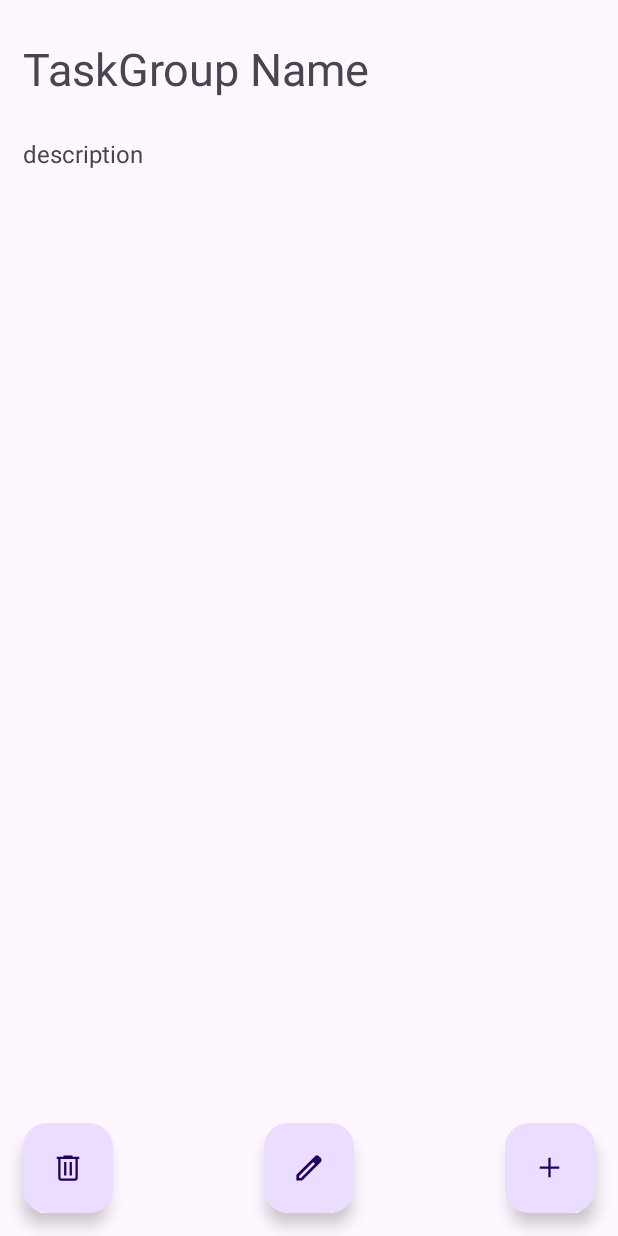
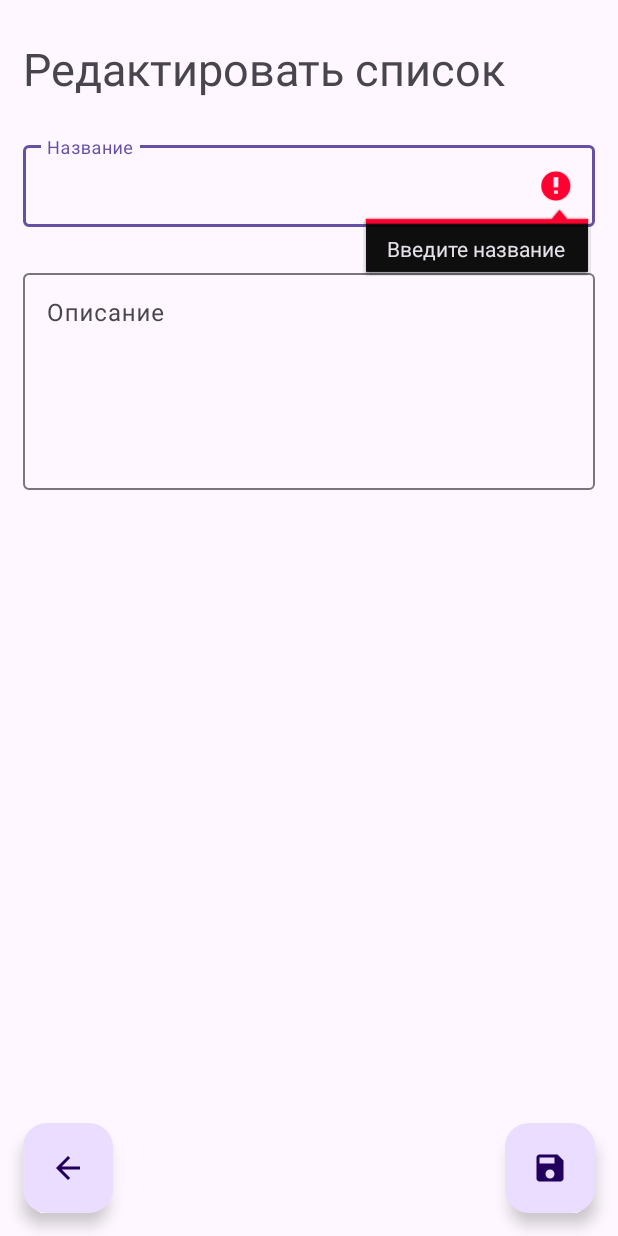
Before and after one commit to lonelywh1te/kotlin-tasklist, an Android app: the TaskGroupActivity screen opened directly, with no data from a screen before it, after a tap on an icon or button, on a phone screen of 412 x 824 dp. Run offline under Robolectric (Android 15) with nearby library versions, the phone set to English and light mode, and no system bars; our stand-ins replace Room's generated code; 4 statements that could not run were skipped; 2 other taps on this screen came first.

Commit message:
fix: Empty titles in tasks

```diff
--- a/app/src/main/java/ru/lonelywh1te/kotlin_tasklist/presentation/view/ItemListFragment.kt
+++ b/app/src/main/java/ru/lonelywh1te/kotlin_tasklist/presentation/view/ItemListFragment.kt
@@ -55,7 +55,7 @@
         mediatorLiveData.observe(viewLifecycleOwner) { (taskList, taskListGroup) ->
             adapter.updateTaskList(taskList, taskListGroup)
 
-            binding.tvIsEmptyList.visibility = if (viewModel.getTaskList().isEmpty()) {
+            binding.tvIsEmptyList.visibility = if (viewModel.getTaskList().isEmpty() && viewModel.getTaskGroupList().isEmpty()) {
                 View.VISIBLE
             } else {
                 View.GONE
--- a/app/src/main/java/ru/lonelywh1te/kotlin_tasklist/presentation/view/taskGroupView/TaskGroupActivity.kt
+++ b/app/src/main/java/ru/lonelywh1te/kotlin_tasklist/presentation/view/taskGroupView/TaskGroupActivity.kt
@@ -40,6 +40,12 @@
 
         viewModel.taskList.observe(this) {
             adapter.updateTaskList(viewModel.getTaskList())
+
+            binding.tvIsEmptyList.visibility = if (viewModel.getTaskList().isEmpty()) {
+                View.VISIBLE
+            } else {
+                View.GONE
+            }
         }
 
         setContentView(binding.root)
@@ -68,9 +74,14 @@
             val newTaskGroupName = binding.inputTaskGroupName.text.toString()
             val newTaskGroupDescription = binding.inputTaskGroupDescription.text.toString()
 
-            updateTaskGroup(newTaskGroupName, newTaskGroupDescription)
-            setTaskGroupData()
-            changeActivityMode()
+            if (newTaskGroupName.isBlank()) {
+                binding.inputTaskGroupName.error = "Введите название"
+            }
+            else {
+                updateTaskGroup(newTaskGroupName, newTaskGroupDescription)
+                setTaskGroupData()
+                changeActivityMode()
+            }
         }
     }
 
@@ -88,6 +99,12 @@
     private fun setTaskGroupData() {
         binding.tvTaskGroupName.text = taskGroup.name
         binding.tvTaskGroupDescription.text = taskGroup.description
+
+        binding.tvTaskGroupDescription.visibility = if (binding.tvTaskGroupDescription.text.isEmpty()) {
+            View.GONE
+        } else {
+            View.VISIBLE
+        }
     }
 
     private fun updateTaskGroup(name: String, description: String) {
--- a/app/src/main/res/layout/activity_task_group.xml
+++ b/app/src/main/res/layout/activity_task_group.xml
@@ -13,6 +13,7 @@
         android:visibility="visible">
 
         <LinearLayout
+            android:id="@+id/linearLayout3"
             android:layout_width="match_parent"
             android:layout_height="match_parent"
             android:orientation="vertical">
@@ -21,11 +22,11 @@
                 android:id="@+id/tvTaskGroupName"
                 android:layout_width="match_parent"
                 android:layout_height="wrap_content"
-                android:text="TaskGroup Name"
                 android:layout_marginStart="15dp"
                 android:layout_marginTop="25dp"
+                android:layout_marginEnd="15dp"
                 android:layout_marginBottom="25dp"
-                android:layout_marginEnd="15dp"
+                android:text="TaskGroup Name"
                 android:textSize="30sp" />
 
             <TextView
@@ -33,8 +34,8 @@
                 android:layout_width="match_parent"
                 android:layout_height="wrap_content"
                 android:layout_marginStart="15dp"
+                android:layout_marginEnd="15dp"
                 android:layout_marginBottom="25dp"
-                android:layout_marginEnd="15dp"
                 android:text="description"
                 android:textSize="16sp" />
 
@@ -42,7 +43,7 @@
                 android:id="@+id/rvTaskGroupTasks"
                 android:layout_width="match_parent"
                 android:layout_height="match_parent"
-                tools:listitem="@layout/task_item"/>
+                tools:listitem="@layout/task_item" />
         </LinearLayout>
 
         <com.google.android.material.floatingactionbutton.FloatingActionButton
@@ -75,6 +76,17 @@
             app:fabCustomSize="60dp"
             app:layout_constraintBottom_toBottomOf="parent"
             app:layout_constraintStart_toStartOf="parent" />
+
+        <TextView
+            android:id="@+id/tvIsEmptyList"
+            android:layout_width="wrap_content"
+            android:layout_height="wrap_content"
+            android:text="@string/listIsEmpty"
+            android:visibility="gone"
+            app:layout_constraintBottom_toBottomOf="parent"
+            app:layout_constraintEnd_toEndOf="parent"
+            app:layout_constraintStart_toStartOf="parent"
+            app:layout_constraintTop_toTopOf="@+id/linearLayout3" />
 
     </androidx.constraintlayout.widget.ConstraintLayout>
 
```
Also changed, not shown: app/src/main/java/ru/lonelywh1te/kotlin_tasklist/presentation/view/taskGroupView/CreateTaskGroupActivity.kt (+6 -1 lines), app/src/main/java/ru/lonelywh1te/kotlin_tasklist/presentation/view/taskView/CreateTaskActivity.kt (+6 -1 lines), app/src/main/java/ru/lonelywh1te/kotlin_tasklist/presentation/view/taskView/TaskActivity.kt (+8 -3 lines).
